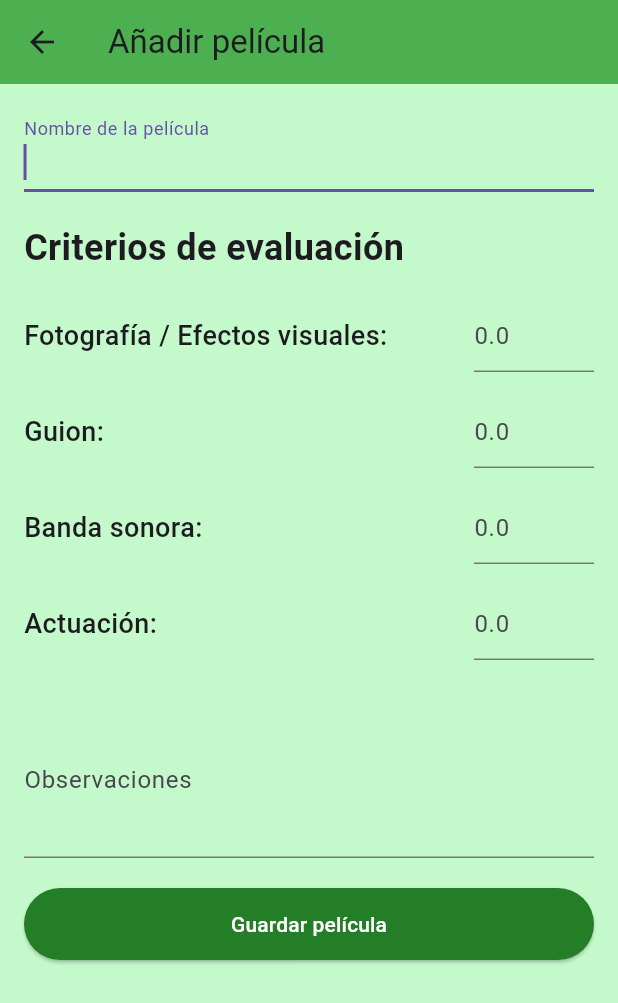
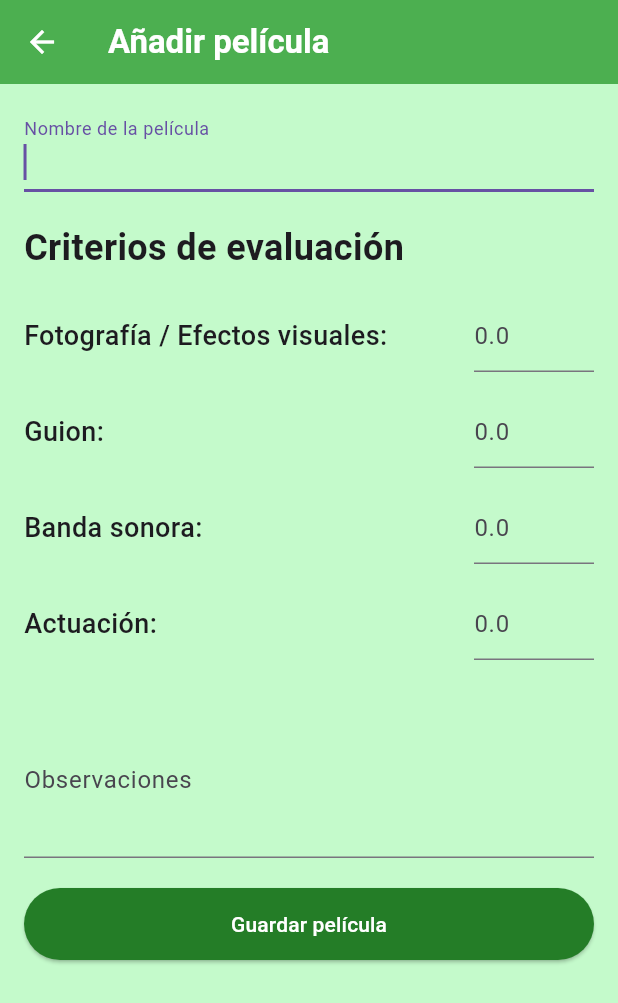
Before and after one commit to chrisladzamach/MovieDumpApp, a Flutter app: the AddMovieScreen screen opened by its route, on a phone screen of 412 x 824 dp. Shown: the top 1003 px of the screen. Run offline on Flutter 3.47's test engine with Material 3 defaults, Android fonts, the phone set to English and light mode, and no system bars.

```diff
--- a/lib/features/add_movie/screens/add_movie_screen.dart
+++ b/lib/features/add_movie/screens/add_movie_screen.dart
@@ -37,7 +37,14 @@ class _AddMovieScreenState extends State<AddMovieScreen> {
     return Scaffold(
       backgroundColor: AppColors.background,
       appBar: AppBar(
-        title: const Text("Añadir película"),
+        title: const Text(
+          "Añadir película",
+          style: TextStyle(color: Colors.white, fontWeight: FontWeight.bold),
+        ),
+        leading: IconButton(
+          icon: const Icon(Icons.arrow_back, color: Colors.white),
+          onPressed: () => Navigator.pop(context),
+        ),
         backgroundColor: Colors.green,
       ),
       body: Padding(
```
